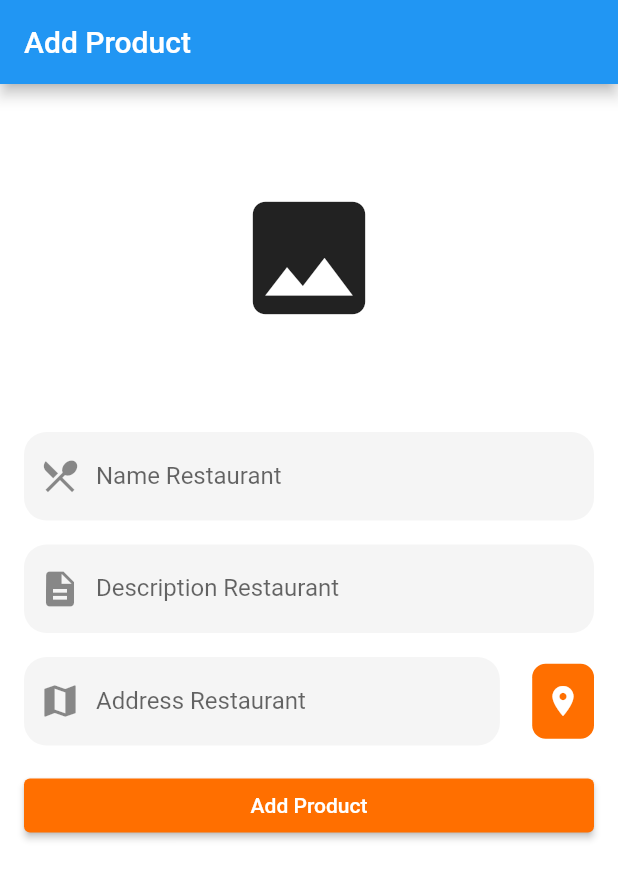
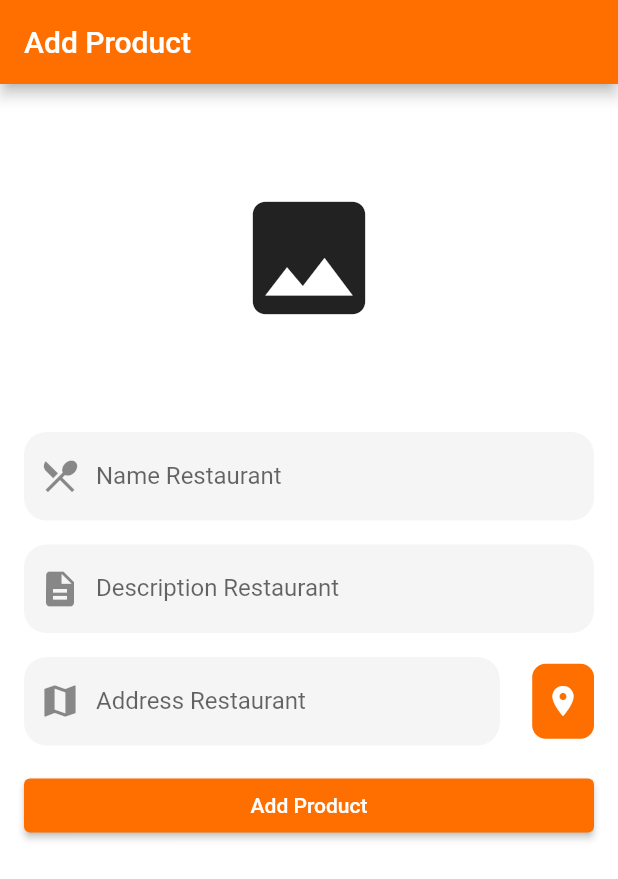
Before and after one commit to C9Teenz/restaurant-app, a Flutter app: the AddRestaurantPage screen opened by its route, on a phone screen of 412 x 824 dp. Shown: the top 879 px of the screen. Run offline on Flutter 3.47's test engine with Material 2 defaults, Android fonts, the phone set to English and light mode, and no system bars; our stand-ins replace dartz, dio, flutter_bloc, freezed_annotation, geocoding, go_router and 4 more; accounts and stored records are empty; network calls fail.

Commit message:
fix color appbar

```diff
--- a/lib/presentation/pages/add_restaurant_page.dart
+++ b/lib/presentation/pages/add_restaurant_page.dart
@@ -4,12 +4,11 @@ import 'package:flutter/material.dart';
 import 'package:flutter_bloc/flutter_bloc.dart';
 import 'package:go_router/go_router.dart';
 import 'package:image_picker/image_picker.dart';
-import 'package:restaurant/cubit/add_restaurant/add_product_cubit.dart';
-import 'package:restaurant/cubit/google_map/google_map_cubit.dart';
-import 'package:restaurant/data/datasource/local_datasource/auth_local.dart';
-import 'package:restaurant/data/datasource/remote_datasource/product_datasource.dart';
-import 'package:restaurant/data/models/requests/add_product/add_product_request_model.dart';
-import '../../common/constant.dart';
+import '../../cubit/add_restaurant/add_product_cubit.dart';
+import '../../cubit/google_map/google_map_cubit.dart';
+import '../../data/datasource/local_datasource/auth_local.dart';
+import '../../data/datasource/remote_datasource/product_datasource.dart';
+import '../../data/models/requests/add_product/add_product_request_model.dart';
 import '../../routes/app_pages.dart';
 import '../widgets/text_form_global.dart';
 
@@ -63,6 +62,7 @@ class _AddRestaurantPageState extends State<AddRestaurantPage> {
       backgroundColor: Colors.white,
       appBar: AppBar(
         title: const Text('Add Product'),
+        backgroundColor: Colors.amber[900],
       ),
       body: SingleChildScrollView(
         child: Padding(
--- a/lib/presentation/pages/detail_restaurant_page.dart
+++ b/lib/presentation/pages/detail_restaurant_page.dart
@@ -23,7 +23,7 @@ class _DetailRestaurantPageState extends State<DetailRestaurantPage> {
   @override
   Widget build(BuildContext context) {
     double height = MediaQuery.of(context).size.height;
-    double width = MediaQuery.of(context).size.width;
+    // double width = MediaQuery.of(context).size.width;
     final Set<Marker> markers = {};
     LatLng? posisitionDestination;
     void createMarker(double lat, double lng, String address) {
@@ -234,7 +234,7 @@ class _DetailRestaurantPageState extends State<DetailRestaurantPage> {
 
     return Scaffold(
       appBar: AppBar(
-        title: const Text('Detail Restaurant'),
+        title: const Text('Detail Restaurant',),
         backgroundColor: Colors.amber[900],
       ),
       // body: ListView(
```
